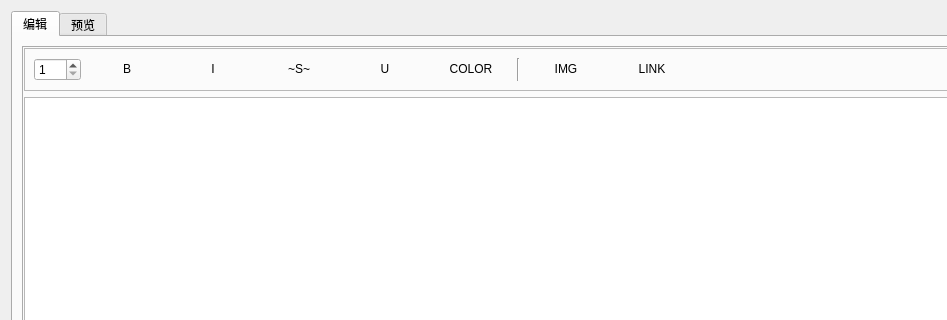
Above: UISource/format_edit.ui from HelloWRC/W-DesktopCountdown before the change; both pictures show x 0 to 947 and y 0 to 320 of the 1233 by 630 pixel window. Below: the same form after it.
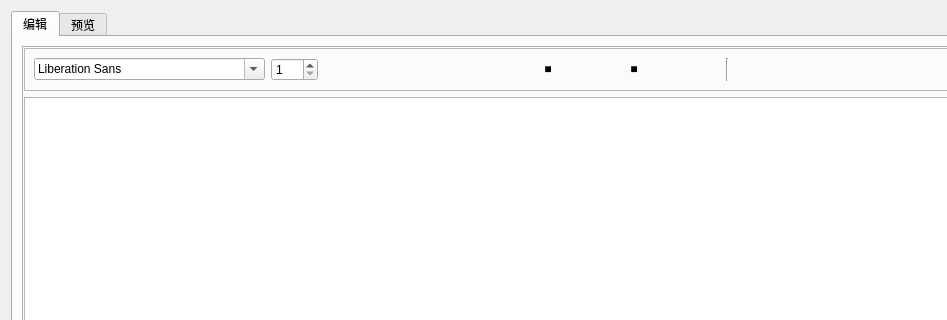
That is the form after the change. Icons and pictures are not drawn.

Patch:
```diff
--- a/UISource/format_edit.ui
+++ b/UISource/format_edit.ui
@@ -70,6 +70,13 @@
                 <enum>QFrame::Raised</enum>
                </property>
                <layout class="QHBoxLayout" name="horizontalLayout_4">
+                <item>
+                 <widget class="QFontComboBox" name="cb_font">
+                  <property name="toolTip">
+                   <string>字体</string>
+                  </property>
+                 </widget>
+                </item>
                 <item>
                  <widget class="QSpinBox" name="sb_size">
                   <property name="suffix">
@@ -86,7 +93,19 @@
                 <item>
                  <widget class="QPushButton" name="btn_bold">
                   <property name="text">
-                   <string>B</string>
+                   <string/>
+                  </property>
+                  <property name="icon">
+                   <iconset theme="format-text-bold"/>
+                  </property>
+                  <property name="iconSize">
+                   <size>
+                    <width>16</width>
+                    <height>16</height>
+                   </size>
+                  </property>
+                  <property name="shortcut">
+                   <string>Ctrl+B</string>
                   </property>
                   <property name="checkable">
                    <bool>true</bool>
@@ -102,7 +121,19 @@
                 <item>
                  <widget class="QPushButton" name="btn_italic">
                   <property name="text">
-                   <string>I</string>
+                   <string/>
+                  </property>
+                  <property name="icon">
+                   <iconset theme="format-text-italic"/>
+                  </property>
+                  <property name="iconSize">
+                   <size>
+                    <width>16</width>
+                    <height>16</height>
+                   </size>
+                  </property>
+                  <property name="shortcut">
+                   <string>Ctrl+I</string>
                   </property>
                   <property name="checkable">
                    <bool>true</bool>
@@ -115,7 +146,19 @@
                 <item>
                  <widget class="QPushButton" name="btn_strike">
                   <property name="text">
-                   <string>~S~</string>
+                   <string/>
+                  </property>
+                  <property name="icon">
+                   <iconset theme="format-text-strikethrough"/>
+                  </property>
+                  <property name="iconSize">
+                   <size>
+                    <width>16</width>
+                    <height>16</height>
+                   </size>
+                  </property>
+                  <property name="shortcut">
+                   <string>Ctrl+S</string>
                   </property>
                   <property name="checkable">
                    <bool>true</bool>
@@ -128,7 +171,19 @@
                 <item>
                  <widget class="QPushButton" name="btn_underlined">
                   <property name="text">
-                   <string>U</string>
+                   <string/>
+                  </property>
+                  <property name="icon">
+                   <iconset theme="format-text-underline"/>
+                  </property>
+                  <property name="iconSize">
+                   <size>
+                    <width>16</width>
+                    <height>16</height>
+                   </size>
+                  </property>
+                  <property name="shortcut">
+                   <string>Ctrl+U</string>
                   </property>
                   <property name="checkable">
                    <bool>true</bool>
@@ -141,7 +196,60 @@
                 <item>
                  <widget class="QPushButton" name="btn_color">
                   <property name="text">
-                   <string>COLOR</string>
+                   <string>■</string>
+                  </property>
+                  <property name="icon">
+                   <iconset theme="format-text-color"/>
+                  </property>
+                  <property name="iconSize">
+                   <size>
+                    <width>16</width>
+                    <height>16</height>
+                   </size>
+                  </property>
+                  <property name="flat">
+                   <bool>true</bool>
+                  </property>
+                 </widget>
+                </item>
+                <item>
+                 <widget class="QPushButton" name="btn_bg_color">
+                  <property name="toolTip">
+                   <string>背景颜色</string>
+                  </property>
+                  <property name="text">
+                   <string>■</string>
+                  </property>
+                  <property name="icon">
+                   <iconset theme="fill-color"/>
+                  </property>
+                  <property name="iconSize">
+                   <size>
+                    <width>16</width>
+                    <height>16</height>
+                   </size>
+                  </property>
+                  <property name="flat">
+                   <bool>true</bool>
+                  </property>
+                 </widget>
+                </item>
+                <item>
+                 <widget class="QPushButton" name="btn_clear_color">
+                  <property name="toolTip">
+                   <string>清除颜色</string>
+                  </property>
+                  <property name="text">
+                   <string/>
+                  </property>
+                  <property name="icon">
+                   <iconset theme="edit-reset"/>
+                  </property>
+                  <property name="iconSize">
+                   <size>
+                    <width>16</width>
+                    <height>16</height>
+                   </size>
                   </property>
                   <property name="flat">
                    <bool>true</bool>
@@ -158,7 +266,16 @@
                 <item>
                  <widget class="QPushButton" name="btn_image">
                   <property name="text">
-                   <string>IMG</string>
+                   <string/>
+                  </property>
+                  <property name="icon">
+                   <iconset theme="insert-image"/>
+                  </property>
+                  <property name="iconSize">
+                   <size>
+                    <width>16</width>
+                    <height>16</height>
+                   </size>
                   </property>
                   <property name="flat">
                    <bool>true</bool>
@@ -168,7 +285,16 @@
                 <item>
                  <widget class="QPushButton" name="btn_link">
                   <property name="text">
-                   <string>LINK</string>
+                   <string/>
+                  </property>
+                  <property name="icon">
+                   <iconset theme="gnumeric-link-external"/>
+                  </property>
+                  <property name="iconSize">
+                   <size>
+                    <width>16</width>
+                    <height>16</height>
+                   </size>
                   </property>
                   <property name="flat">
                    <bool>true</bool>
```
Left out of the diff: 27 changed lines with no effect on the pictures.
